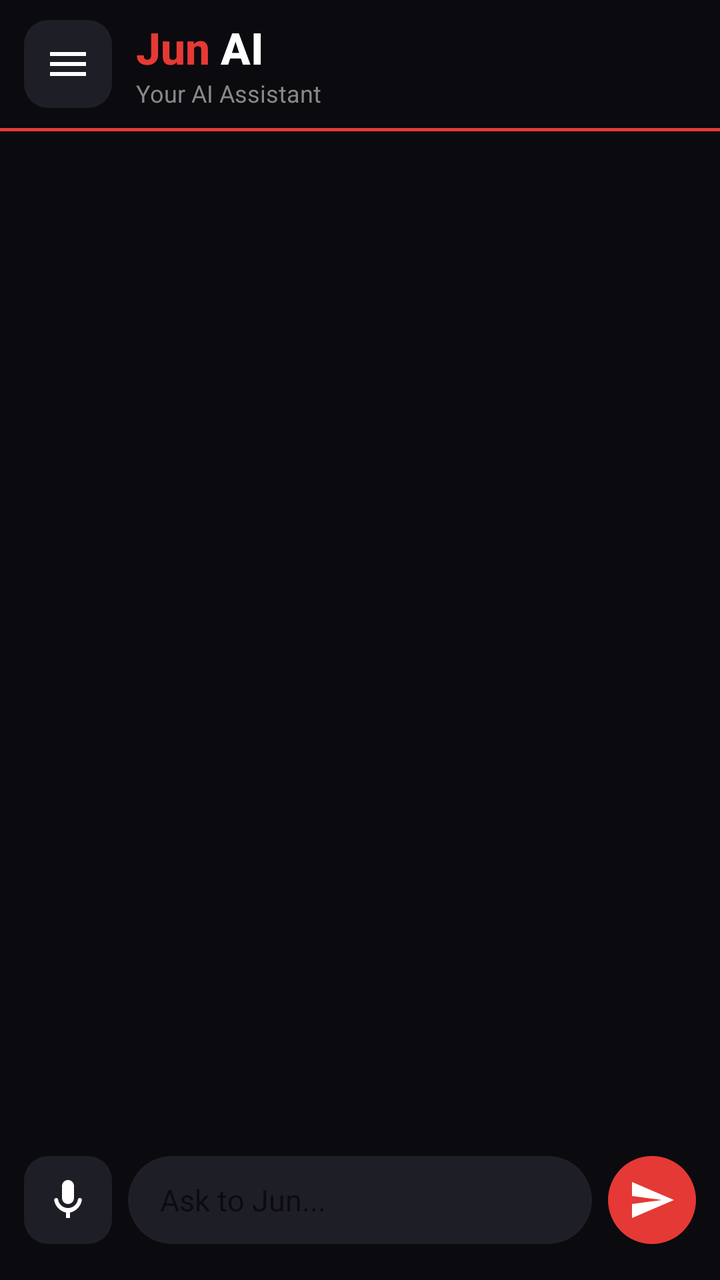
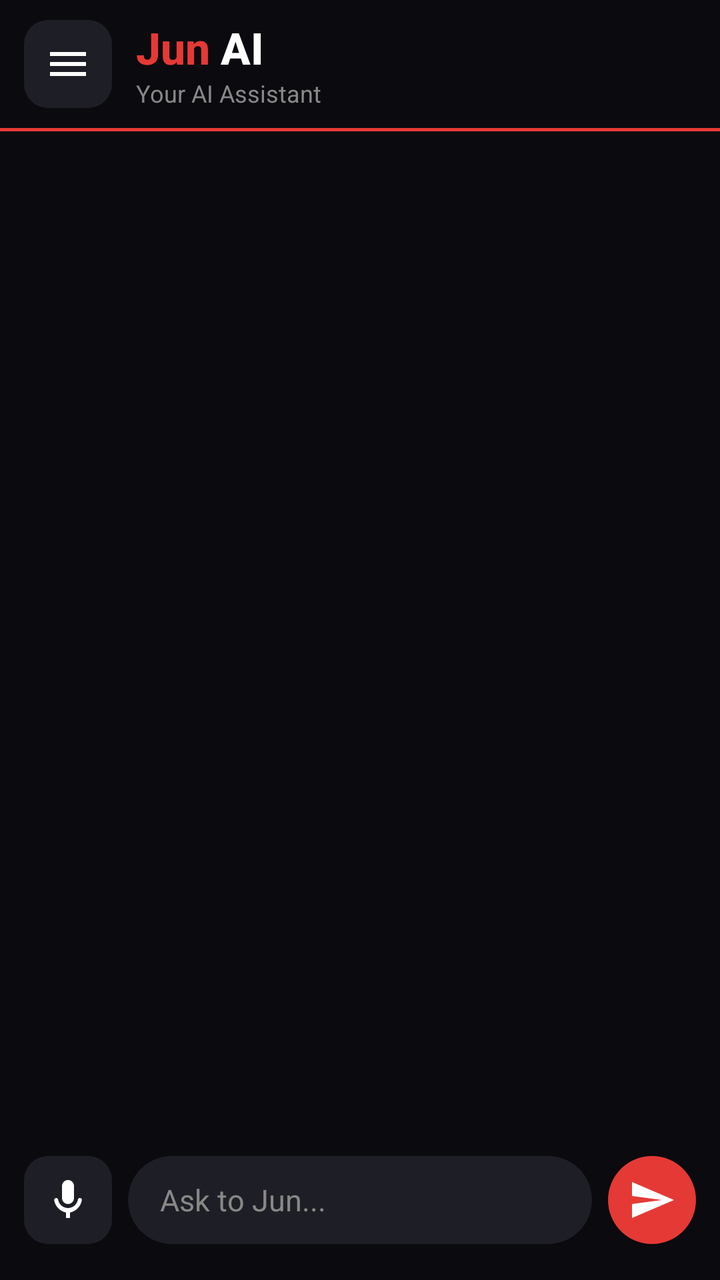

Screens rendered from an Android XML layout before and after an edit, with the pre-edit source and the edit as a unified diff.
<!-- AndroidManifest.xml: application theme Theme.AppCompat.Light.NoActionBar -->
<!-- res/layout/activity_main.xml -->
<?xml version="1.0" encoding="utf-8"?>
<androidx.drawerlayout.widget.DrawerLayout
    xmlns:android="http://schemas.android.com/apk/res/android"
    android:id="@+id/drawerLayout"
    android:layout_width="match_parent"
    android:layout_height="match_parent">

    
    <androidx.constraintlayout.widget.ConstraintLayout
        android:layout_width="match_parent"
        android:layout_height="match_parent"
        android:background="#0A0A0F">

        
        <LinearLayout
            android:id="@+id/topBar"
            android:layout_width="match_parent"
            android:layout_height="64dp"
            android:orientation="horizontal"
            android:gravity="center_vertical"
            android:paddingStart="12dp"
            android:paddingEnd="16dp"
            android:background="#0A0A0F"
            app:layout_constraintTop_toTopOf="parent"
            xmlns:app="http://schemas.android.com/apk/res-auto">

            <ImageButton
                android:id="@+id/menuButton"
                android:layout_width="44dp"
                android:layout_height="44dp"
                android:background="@drawable/rounded_dark_button"
                android:src="@drawable/ic_menu"
                android:padding="10dp"
                android:contentDescription="Menu"/>

            <LinearLayout
                android:layout_width="0dp"
                android:layout_height="wrap_content"
                android:layout_weight="1"
                android:orientation="vertical"
                android:paddingStart="12dp">

                <LinearLayout
                    android:layout_width="wrap_content"
                    android:layout_height="wrap_content"
                    android:orientation="horizontal">

                    <TextView
                        android:layout_width="wrap_content"
                        android:layout_height="wrap_content"
                        android:text="Jun "
                        android:textSize="22sp"
                        android:textStyle="bold"
                        android:textColor="#E53935"
                        android:fontFamily="sans-serif-medium"/>

                    <TextView
                        android:layout_width="wrap_content"
                        android:layout_height="wrap_content"
                        android:text="AI"
                        android:textSize="22sp"
                        android:textStyle="bold"
                        android:textColor="#FFFFFF"
                        android:fontFamily="sans-serif-medium"/>

                </LinearLayout>

                <TextView
                    android:layout_width="wrap_content"
                    android:layout_height="wrap_content"
                    android:text="Your AI Assistant"
                    android:textSize="12sp"
                    android:textColor="#888888"/>

            </LinearLayout>
        </LinearLayout>

        
        <View
            android:id="@+id/divider"
            android:layout_width="match_parent"
            android:layout_height="1.5dp"
            android:background="#E53935"
            app:layout_constraintTop_toBottomOf="@id/topBar"
            xmlns:app="http://schemas.android.com/apk/res-auto"/>

        
        <androidx.recyclerview.widget.RecyclerView
            android:id="@+id/chatRecyclerView"
            android:layout_width="match_parent"
            android:layout_height="0dp"
            android:paddingTop="8dp"
            android:paddingBottom="8dp"
            android:clipToPadding="false"
            app:layout_constraintTop_toBottomOf="@id/divider"
            app:layout_constraintBottom_toTopOf="@id/bottomBar"
            xmlns:app="http://schemas.android.com/apk/res-auto"/>

        
        <LinearLayout
            android:id="@+id/typingIndicator"
            android:layout_width="wrap_content"
            android:layout_height="wrap_content"
            android:orientation="horizontal"
            android:gravity="center_vertical"
            android:paddingStart="16dp"
            android:paddingEnd="16dp"
            android:paddingTop="8dp"
            android:paddingBottom="8dp"
            android:background="@drawable/bubble_jun"
            android:layout_marginStart="16dp"
            android:visibility="gone"
            app:layout_constraintBottom_toTopOf="@id/bottomBar"
            app:layout_constraintStart_toStartOf="parent"
            xmlns:app="http://schemas.android.com/apk/res-auto">

            <TextView
                android:layout_width="wrap_content"
                android:layout_height="wrap_content"
                android:text="Jun is typing  "
                android:textColor="#FFFFFF"
                android:textSize="13sp"/>

            <View
                android:id="@+id/dot1"
                android:layout_width="8dp"
                android:layout_height="8dp"
                android:layout_marginEnd="4dp"
                android:background="@drawable/typing_dot"/>

            <View
                android:id="@+id/dot2"
                android:layout_width="8dp"
                android:layout_height="8dp"
                android:layout_marginEnd="4dp"
                android:background="@drawable/typing_dot"/>

            <View
                android:id="@+id/dot3"
                android:layout_width="8dp"
                android:layout_height="8dp"
                android:background="@drawable/typing_dot"/>

        </LinearLayout>

        
        <LinearLayout
            android:id="@+id/bottomBar"
            android:layout_width="match_parent"
            android:layout_height="72dp"
            android:orientation="horizontal"
            android:gravity="center_vertical"
            android:paddingStart="12dp"
            android:paddingEnd="12dp"
            android:paddingBottom="8dp"
            android:background="#0A0A0F"
            app:layout_constraintBottom_toBottomOf="parent"
            xmlns:app="http://schemas.android.com/apk/res-auto">

            <ImageButton
                android:id="@+id/micButton"
                android:layout_width="44dp"
                android:layout_height="44dp"
                android:background="@drawable/rounded_dark_button"
                android:src="@drawable/ic_mic"
                android:padding="10dp"
                android:contentDescription="Mic"/>

            <EditText
                android:id="@+id/messageInput"
                android:layout_width="0dp"
                android:layout_height="44dp"
                android:layout_weight="1"
                android:layout_marginStart="8dp"
                android:layout_marginEnd="8dp"
                android:background="@drawable/input_background"
                android:paddingStart="16dp"
                android:paddingEnd="16dp"
                android:hint="Ask to Jun..."
                android:textColor="#FFFFFF"
                android:textSize="15sp"
                android:inputType="text"
                android:maxLines="1"/>

            <ImageButton
                android:id="@+id/sendButton"
                android:layout_width="44dp"
                android:layout_height="44dp"
                android:background="@drawable/rounded_red_button"
                android:src="@drawable/ic_send"
                android:padding="10dp"
                android:contentDescription="Send"/>

        </LinearLayout>

    </androidx.constraintlayout.widget.ConstraintLayout>

    
    <ScrollView
        android:layout_width="280dp"
        android:layout_height="match_parent"
        android:layout_gravity="start"
        android:background="#111116">

        <LinearLayout
            android:layout_width="match_parent"
            android:layout_height="wrap_content"
            android:orientation="vertical"
            android:paddingTop="32dp"
            android:paddingBottom="24dp"
            android:paddingStart="20dp"
            android:paddingEnd="20dp">

            <TextView
                android:layout_width="wrap_content"
                android:layout_height="wrap_content"
                android:text="Menu"
                android:textColor="#FFFFFF"
                android:textSize="22sp"
                android:textStyle="bold"
                android:paddingBottom="4dp"/>

            <View
                android:layout_width="match_parent"
                android:layout_height="1dp"
                android:background="#2A2A35"
                android:layout_marginBottom="16dp"/>

            <TextView android:id="@+id/menuSettings" android:layout_width="match_parent" android:layout_height="48dp" android:text="⚙️  Settings" android:textColor="#FFFFFF" android:textSize="15sp" android:gravity="center_vertical"/>
            <View android:layout_width="match_parent" android:layout_height="0.5dp" android:background="#2A2A35"/>

            <TextView android:id="@+id/menuMiniJun" android:layout_width="match_parent" android:layout_height="48dp" android:text="🤖  Mini-Jun Settings" android:textColor="#FFFFFF" android:textSize="15sp" android:gravity="center_vertical"/>
            <View android:layout_width="match_parent" android:layout_height="0.5dp" android:background="#2A2A35"/>

            <TextView android:id="@+id/menuCalculator" android:layout_width="match_parent" android:layout_height="48dp" android:text="🔢  Calculator" android:textColor="#FFFFFF" android:textSize="15sp" android:gravity="center_vertical"/>
            <View android:layout_width="match_parent" android:layout_height="0.5dp" android:background="#2A2A35"/>

            <TextView android:id="@+id/menuDraw" android:layout_width="match_parent" android:layout_height="48dp" android:text="🎨  Draw" android:textColor="#FFFFFF" android:textSize="15sp" android:gravity="center_vertical"/>
            <View android:layout_width="match_parent" android:layout_height="0.5dp" android:background="#2A2A35"/>

            <TextView android:id="@+id/menuNotes" android:layout_width="match_parent" android:layout_height="48dp" android:text="📝  Notes" android:textColor="#FFFFFF" android:textSize="15sp" android:gravity="center_vertical"/>
            <View android:layout_width="match_parent" android:layout_height="0.5dp" android:background="#2A2A35"/>

            <TextView android:id="@+id/menuTodo" android:layout_width="match_parent" android:layout_height="48dp" android:text="✅  To-do Lists" android:textColor="#FFFFFF" android:textSize="15sp" android:gravity="center_vertical"/>
            <View android:layout_width="match_parent" android:layout_height="0.5dp" android:background="#2A2A35"/>

            <TextView android:layout_width="match_parent" android:layout_height="48dp" android:text="🧠  Memory" android:textColor="#FFFFFF" android:textSize="15sp" android:gravity="center_vertical"/>
            <View android:layout_width="match_parent" android:layout_height="0.5dp" android:background="#2A2A35"/>

            <TextView android:id="@+id/menuTranslator" android:layout_width="match_parent" android:layout_height="48dp" android:text="🌐  Translator" android:textColor="#FFFFFF" android:textSize="15sp" android:gravity="center_vertical"/>
            <View android:layout_width="match_parent" android:layout_height="0.5dp" android:background="#2A2A35"/>

            <TextView android:id="@+id/menuReminder" android:layout_width="match_parent" android:layout_height="48dp" android:text="⏰  Reminder" android:textColor="#FFFFFF" android:textSize="15sp" android:gravity="center_vertical"/>
            <View android:layout_width="match_parent" android:layout_height="0.5dp" android:background="#2A2A35"/>

            <TextView android:layout_width="match_parent" android:layout_height="48dp" android:text="🎵  Songs" android:textColor="#FFFFFF" android:textSize="15sp" android:gravity="center_vertical"/>
            <View android:layout_width="match_parent" android:layout_height="0.5dp" android:background="#2A2A35"/>

            <TextView android:layout_width="match_parent" android:layout_height="48dp" android:text="❓  Unanswered Questions" android:textColor="#FFFFFF" android:textSize="15sp" android:gravity="center_vertical"/>
            <View android:layout_width="match_parent" android:layout_height="0.5dp" android:background="#2A2A35"/>

            <TextView android:layout_width="match_parent" android:layout_height="48dp" android:text="📊  Jun Performance" android:textColor="#FFFFFF" android:textSize="15sp" android:gravity="center_vertical"/>
            <View android:layout_width="match_parent" android:layout_height="0.5dp" android:background="#2A2A35"/>

            <TextView android:layout_width="match_parent" android:layout_height="48dp" android:text="🎙️  Voice Commands" android:textColor="#FFFFFF" android:textSize="15sp" android:gravity="center_vertical"/>

        </LinearLayout>
    </ScrollView>

</androidx.drawerlayout.widget.DrawerLayout>
<!-- resources referenced by this layout -->
<resources>
  <!-- drawable bubble_jun (drawable) -->
  <?xml version="1.0" encoding="utf-8"?>
  <shape xmlns:android="http://schemas.android.com/apk/res/android"
      android:shape="rectangle">
      <solid android:color="#1E1E26"/>
      <corners
          android:topLeftRadius="18dp"
          android:topRightRadius="18dp"
          android:bottomLeftRadius="4dp"
          android:bottomRightRadius="18dp"/>
  </shape>
  <!-- drawable ic_menu (drawable) -->
  <?xml version="1.0" encoding="utf-8"?>
  <vector xmlns:android="http://schemas.android.com/apk/res/android"
      android:width="24dp"
      android:height="24dp"
      android:viewportWidth="24"
      android:viewportHeight="24">
      <path
          android:fillColor="#FFFFFF"
          android:pathData="M3,6h18v2H3V6zm0,5h18v2H3v-2zm0,5h18v2H3v-2z"/>
  </vector>
  <!-- drawable ic_mic (drawable) -->
  <?xml version="1.0" encoding="utf-8"?>
  <vector xmlns:android="http://schemas.android.com/apk/res/android"
      android:width="24dp"
      android:height="24dp"
      android:viewportWidth="24"
      android:viewportHeight="24">
      <path
          android:fillColor="#FFFFFF"
          android:pathData="M12,14c1.66,0 3,-1.34 3,-3V5c0,-1.66 -1.34,-3 -3,-3S9,3.34 9,5v6c0,1.66 1.34,3 3,3zm5.91,-3c-0.49,0 -0.9,0.36 -0.98,0.85C16.52,14.2 14.47,16 12,16s-4.52,-1.8 -4.93,-4.15C6.99,11.36 6.58,11 6.09,11c-0.61,0 -1.09,0.54 -1,1.14C5.6,15.18 8.06,17.7 11,18.28V21h2v-2.72c2.94,-0.58 5.4,-3.1 5.91,-6.14C19.09,11.54 18.61,11 18,11h-0.09z"/>
  </vector>
  <!-- drawable ic_send (drawable) -->
  <?xml version="1.0" encoding="utf-8"?>
  <vector xmlns:android="http://schemas.android.com/apk/res/android"
      android:width="24dp"
      android:height="24dp"
      android:viewportWidth="24"
      android:viewportHeight="24">
      <path
          android:fillColor="#FFFFFF"
          android:pathData="M2.01,21L23,12 2.01,3 2,10l15,2-15,2z"/>
  </vector>
  <!-- drawable input_background (drawable) -->
  <?xml version="1.0" encoding="utf-8"?>
  <shape xmlns:android="http://schemas.android.com/apk/res/android"
      android:shape="rectangle">
      <solid android:color="#1E1E26"/>
      <corners android:radius="24dp"/>
  </shape>
  <!-- drawable rounded_dark_button (drawable) -->
  <?xml version="1.0" encoding="utf-8"?>
  <shape xmlns:android="http://schemas.android.com/apk/res/android"
      android:shape="rectangle">
      <solid android:color="#1E1E26"/>
      <corners android:radius="12dp"/>
  </shape>
  <!-- drawable rounded_red_button (drawable) -->
  <?xml version="1.0" encoding="utf-8"?>
  <shape xmlns:android="http://schemas.android.com/apk/res/android"
      android:shape="oval">
      <solid android:color="#E53935"/>
  </shape>
  <!-- drawable typing_dot (drawable) -->
  <?xml version="1.0" encoding="utf-8"?>
  <shape xmlns:android="http://schemas.android.com/apk/res/android"
      android:shape="oval">
      <solid android:color="#E53935"/>
  </shape>
</resources>

<!-- the commit's change to res/layout/activity_main.xml (unified diff, before → after) -->
@@ -177,6 +177,7 @@
                 android:paddingStart="16dp"
                 android:paddingEnd="16dp"
                 android:hint="Ask to Jun..."
+                android:textColorHint="#888888"
                 android:textColor="#FFFFFF"
                 android:textSize="15sp"
                 android:inputType="text"
